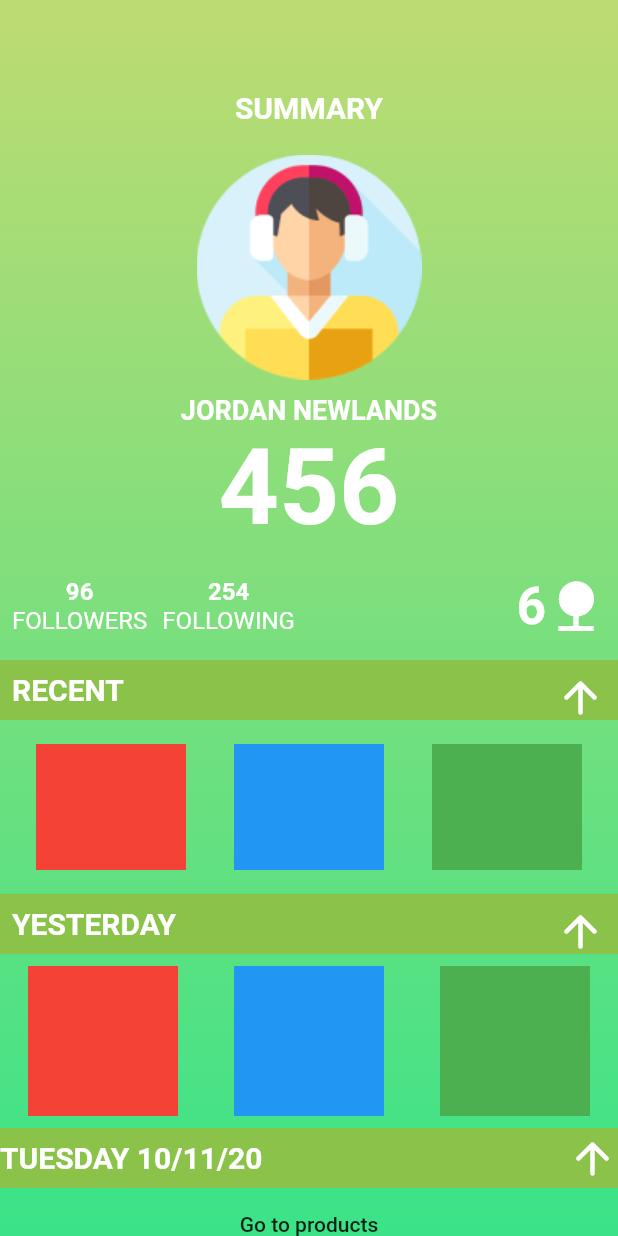
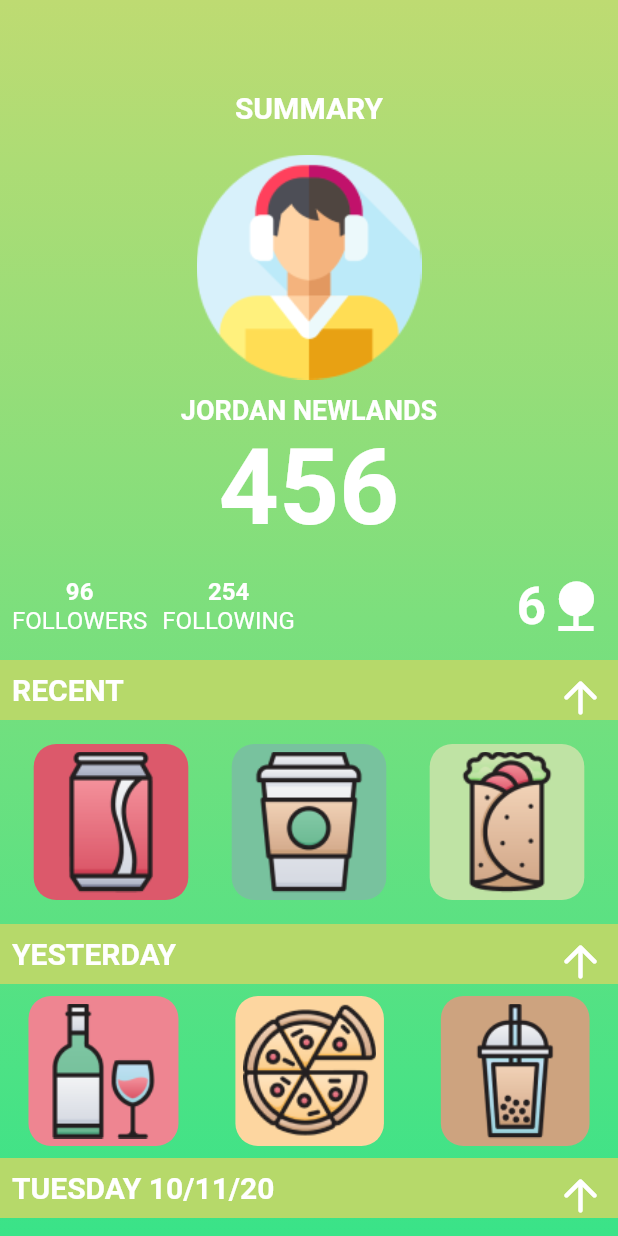
Before and after one commit to IllogicalTree/Sustain, a Flutter app: the Profile screen opened by its route, on a phone screen of 412 x 824 dp. Run offline on Flutter 3.47's test engine with Material 2 defaults, Android fonts, the phone set to English and light mode, and no system bars.

Commit message:
adds images to profile page

```diff
--- a/lib/profile.dart
+++ b/lib/profile.dart
@@ -120,104 +120,37 @@ class Profile extends StatelessWidget {
               ),
             ),
             SizedBox(height: 8),
+            rowHeading('recent'),
+            SizedBox(height: 8),
             Container(
               padding: EdgeInsets.all(8),
-              height: 40,
-              color: Colors.lightGreen,
+              height: 120,
+              width: 100,
               child: Row(
+                mainAxisAlignment: MainAxisAlignment.spaceAround,
                 children: [
-                  Text(
-                    'RECENT',
-                    textAlign: TextAlign.left,
-                    style: TextStyle(
-                      color: Colors.white,
-                      fontSize: 20,
-                      fontWeight: FontWeight.bold,
-                    ),
-                  ),
-                  Spacer(),
-                  Icon(
-                    Icons.arrow_upward_rounded,
-                    size: 34,
-                    color: Colors.white,
-                  )
+                  listItem('cola', 0xFFDC596B),
+                  listItem('coffee', 0xFF78C29E),
+                  listItem('burrito', 0xFFBFE3A4),
                 ],
               ),
             ),
             SizedBox(height: 8),
-            Container(
-              padding: EdgeInsets.all(8),
-              height: 100,
-              child: Row(
-                mainAxisAlignment: MainAxisAlignment.spaceAround,
-                children: [
-                  Container(width: 100, height: 100, color: Colors.red),
-                  Container(width: 100, height: 100, color: Colors.blue),
-                  Container(width: 100, height: 100, color: Colors.green),
-                ],
-              ),
-            ),
-            SizedBox(height: 8),
-            Container(
-              padding: EdgeInsets.all(8),
-              height: 40,
-              color: Colors.lightGreen,
-              child: Row(
-                children: [
-                  Text(
-                    'YESTERDAY',
-                    textAlign: TextAlign.left,
-                    style: TextStyle(
-                      color: Colors.white,
-                      fontSize: 20,
-                      fontWeight: FontWeight.bold,
-                    ),
-                  ),
-                  Spacer(),
-                  Icon(
-                    Icons.arrow_upward_rounded,
-                    size: 34,
-                    color: Colors.white,
-                  )
-                ],
-              ),
-            ),
+            rowHeading('yesterday'),
             SizedBox(height: 8),
             Container(
               height: 100,
               child: Row(
                 mainAxisAlignment: MainAxisAlignment.spaceAround,
                 children: [
-                  Container(width: 100, height: 100, color: Colors.red),
-                  Container(width: 100, height: 100, color: Colors.blue),
-                  Container(width: 100, height: 100, color: Colors.green),
+                  listItem('wine', 0xFFEE8591),
+                  listItem('pizza', 0xFFFDD6A0),
+                  listItem('boba', 0xFFCDA37F),
                 ],
               ),
             ),
             SizedBox(height: 8),
-            Container(
-              height: 40,
-              color: Colors.lightGreen,
-              child: Row(
-                children: [
-                  Text(
-                    'TUESDAY 10/11/20',
-                    textAlign: TextAlign.left,
-                    style: TextStyle(
-                      color: Colors.white,
-                      fontSize: 20,
-                      fontWeight: FontWeight.bold,
-                    ),
-                  ),
-                  Spacer(),
-                  Icon(
-                    Icons.arrow_upward_rounded,
-                    size: 34,
-                    color: Colors.white,
-                  )
-                ],
-              ),
-            ),
+            rowHeading('tuesday 10/11/20'),
             MaterialButton(
               child: Text('Go to products'),
               onPressed: () =>
@@ -228,4 +161,44 @@ class Profile extends StatelessWidget {
       ),
     );
   }
+
+  rowHeading(String title) {
+    return Container(
+      padding: EdgeInsets.all(8),
+      height: 40,
+      color: Color(0xFFB6D96A),
+      child: Row(
+        children: [
+          Text(
+            title.toUpperCase(),
+            textAlign: TextAlign.left,
+            style: TextStyle(
+              color: Colors.white,
+              fontSize: 20,
+              fontWeight: FontWeight.bold,
+            ),
+          ),
+          Spacer(),
+          Icon(
+            Icons.arrow_upward_rounded,
+            size: 34,
+            color: Colors.white,
+          )
+        ],
+      ),
+    );
+  }
+
+  listItem(String asset, int color) {
+    return Container(
+      padding: EdgeInsets.all(5),
+      child: Image.asset('assets/' + asset + '.png'),
+      decoration: BoxDecoration(
+        color: Color(color),
+        borderRadius: BorderRadius.all(
+          Radius.circular(15),
+        ),
+      ),
+    );
+  }
 }
```
Also changed, not shown: assets/boba.png (added), assets/burrito.png (added), assets/coffee.png (added), assets/cola.png (added), assets/pizza.png (added), assets/wine.png (added).
